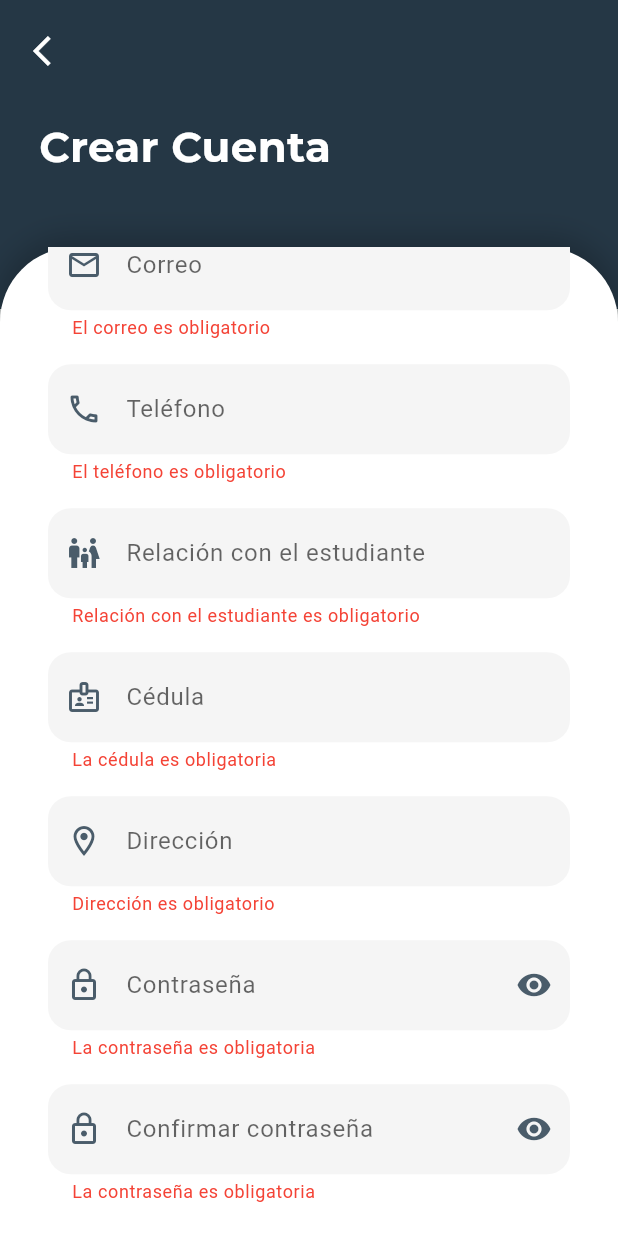
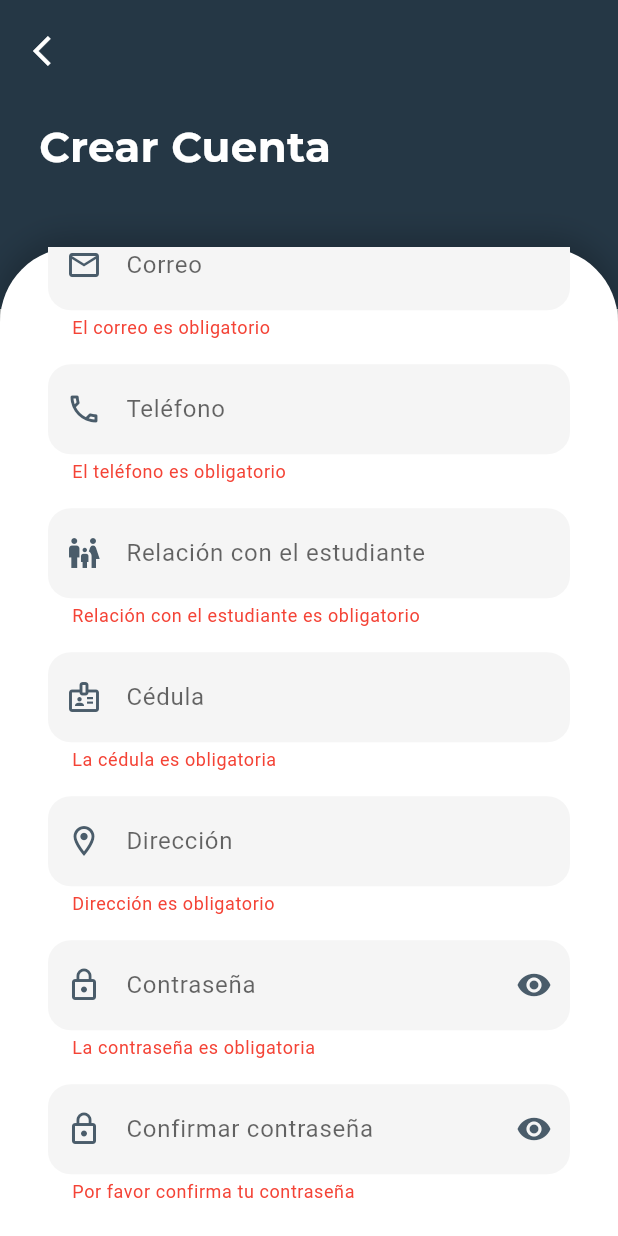
Before and after one commit to Francis230/TESIS_APP_FA, a Flutter app: the RegistroPantalla screen opened by its route, scrolled down 264 dp, after a tap on "Registrar", on a phone screen of 412 x 824 dp. Run offline on Flutter 3.47's test engine with Material 3 defaults, Android fonts, the phone set to English and light mode, and no system bars; our stand-ins replace firebase_core, firebase_messaging, flutter_local_notifications, flutter_riverpod, font_awesome_flutter, geolocator and 6 more; accounts and stored records are empty.

Commit message:
Versión corregida de login

```diff
--- a/lib/features/auth/presentation/registro_pantalla.dart
+++ b/lib/features/auth/presentation/registro_pantalla.dart
@@ -321,17 +321,21 @@
                           label: 'Confirmar contraseña',
                           hintText: 'Repite tu contraseña',
                           mostrarClave: _mostrarConfirmClave,
-                          onPressedSuffix: () => setState(
-                              () => _mostrarConfirmClave = !_mostrarConfirmClave),
-                          validator: Validadores.validarClave,
+                          onPressedSuffix: () => setState(() => _mostrarConfirmClave = !_mostrarConfirmClave),
+                          validator: (valor) {
+                            if (valor == null || valor.isEmpty) return 'Por favor confirma tu contraseña';
+                            if (valor != _claveCtrl.text) return 'Las contraseñas no coinciden';
+                            return null;
+                          },
                         ),
                         const SizedBox(height: 32),
                         // Botón de registro con estado de carga animado
                         ElevatedButton(
-                          onPressed: _cargando ? null : _registrar,
+                          onPressed: _registrar,
                           style: ElevatedButton.styleFrom(
                             backgroundColor: AppTheme.azulFuerte,
                             foregroundColor: Colors.white,
+                            disabledBackgroundColor: AppTheme.azulFuerte,
                             padding: const EdgeInsets.symmetric(vertical: 18),
                             shape: RoundedRectangleBorder(
                               borderRadius: BorderRadius.circular(buttonRadius),
@@ -355,6 +359,7 @@
                                       style: GoogleFonts.montserrat(
                                         fontSize: 18,
                                         fontWeight: FontWeight.bold,
+                                        color: Colors.white,
                                       ),
                                     )
                                   ],
--- a/lib/features/representante/presentation/tabs/alertas_tab.dart
+++ b/lib/features/representante/presentation/tabs/alertas_tab.dart
@@ -203,7 +203,7 @@
                       title: Text(notificacion['titulo'] ?? 'Notificación', style: GoogleFonts.montserrat(fontWeight: FontWeight.bold, color: AppTheme.acentoBlanco)),
                       subtitle: Text(notificacion['mensaje'] ?? '', style: GoogleFonts.montserrat(color: AppTheme.grisClaro)),
                       trailing: Text(
-                        DateFormat('hh:mm a').format(fechaMostrar),
+                        DateFormat('dd/MM\nhh:mm a').format(fechaMostrar),
                         textAlign: TextAlign.right,
                         style: GoogleFonts.montserrat(color: AppTheme.grisClaro, fontSize: 12),
                       ),
```
Also changed, not shown: 1 other file.
